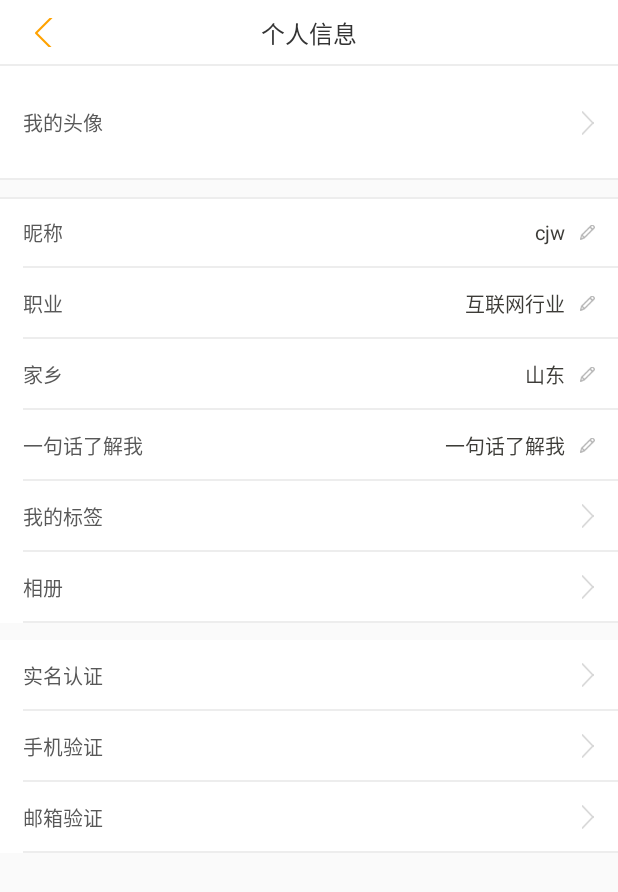
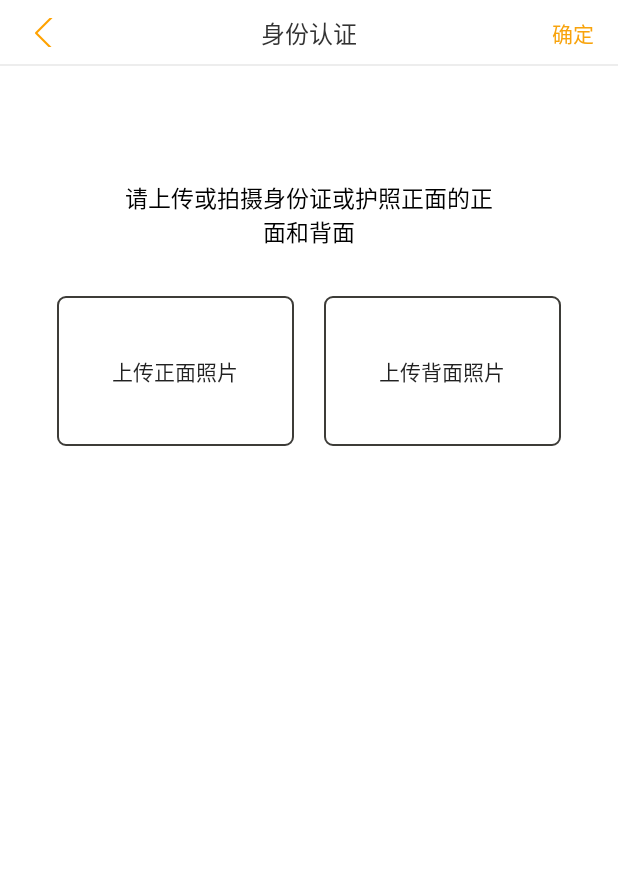
Before and after one commit to cjwmusic/TTravel, an Android app: the MeDetailActivity screen opened directly, with no data from a screen before it, after a tap on "实名认证", on a phone screen of 412 x 824 dp. Shown: the top 892 px of the screen. Run offline under Robolectric (Android 15) with nearby library versions, the phone set to English and light mode, and no system bars; our stand-ins replace ButterKnife; libraries missing offline, so code that uses them is left out: com.alibaba.fastjson, com.bigkoo.svprogresshud, com.facebook.drawee, com.kaopiz.kprogresshud; plain views replace SimpleDraweeView; pictures from the network do not load; 1 statement that could not run was skipped.

Commit message:
完善我的界面.

```diff
--- a/app/src/main/AndroidManifest.xml
+++ b/app/src/main/AndroidManifest.xml
@@ -57,6 +57,9 @@
         <activity android:name=".service.my.activity.MeDetailActivity" android:theme="@style/AppTheme.NoActionBar"></activity>
         <activity android:name=".service.my.activity.RealNameCertActivity" android:theme="@style/AppTheme.NoActionBar"></activity>
 
+        <activity android:name=".service.my.activity.TTAboutActivity" android:theme="@style/AppTheme.NoActionBar"></activity>
+
+
         <!-- 实时通信模块、推送（若使用该功能，需添加以下声明）START -->
         <service android:name="com.avos.avoscloud.PushService"/>
         <receiver android:name="com.avos.avoscloud.AVBroadcastReceiver">
--- a/app/src/main/java/com/wukong/ttravel/Base/TTApplication.java
+++ b/app/src/main/java/com/wukong/ttravel/Base/TTApplication.java
@@ -27,6 +27,7 @@ import com.wukong.ttravel.service.home.activity.CommentListActivity;
 import com.wukong.ttravel.service.home.activity.TailorIndexActivity;
 import com.wukong.ttravel.service.login.activity.LoginActivity;
 import com.wukong.ttravel.service.message.activity.ChatActivity;
+import com.wukong.ttravel.service.my.activity.TTAboutActivity;
 
 import java.util.Arrays;
 import java.util.HashMap;
@@ -147,6 +148,8 @@ public class TTApplication  extends Application{
         Router.sharedRouter().map("tailorIndex/:id", TailorIndexActivity.class);
         Router.sharedRouter().map("commentList/:id", CommentListActivity.class);
         Router.sharedRouter().map("discoverDetail/:id/:title", DiscoverDetailActivity.class);
+        Router.sharedRouter().map("about/:id/:title", TTAboutActivity.class);
+
         Router.sharedRouter().map("doLogin", LoginActivity.class);
 
 
--- a/app/src/main/java/com/wukong/ttravel/service/my/activity/MeDetailActivity.java
+++ b/app/src/main/java/com/wukong/ttravel/service/my/activity/MeDetailActivity.java
@@ -1,5 +1,6 @@
 package com.wukong.ttravel.service.my.activity;
 
+import android.content.Intent;
 import android.os.Bundle;
 import android.view.View;
 import android.widget.TextView;
@@ -84,7 +85,9 @@ public class MeDetailActivity extends BaseActivity{
     TextView nameNoCertLabel;
     @OnClick(R.id.me_realname_cert)
     void onClickRealNameCertCell(View v) {
-
+        Intent intent = new Intent();
+        intent.setClass(this,RealNameCertActivity.class);
+        startActivity(intent);
     }
 
     //手机认证
--- a/app/src/main/java/com/wukong/ttravel/service/my/activity/RealNameCertActivity.java
+++ b/app/src/main/java/com/wukong/ttravel/service/my/activity/RealNameCertActivity.java
@@ -1,16 +1,44 @@
 package com.wukong.ttravel.service.my.activity;
 
 import android.os.Bundle;
+import android.view.View;
+import android.widget.Button;
 
 import com.wukong.ttravel.Base.BaseActivity;
+import com.wukong.ttravel.R;
+
+import butterknife.Bind;
+import butterknife.ButterKnife;
+import butterknife.OnClick;
 
 /**
  * Created by wukong on 3/14/16.
  */
 public class RealNameCertActivity extends BaseActivity{
+
+    @Bind(R.id.front_photo_button)
+    Button fontPhotoButton;
+    @Bind(R.id.back_photo_button)
+    Button backPhotoButton;
+
+    @OnClick(R.id.front_photo_button)
+    void onClickFront(View v) {
+
+
+    }
+
+    @OnClick(R.id.back_photo_button)
+    void onClickBack(View v) {
+
+
+    }
+
+
+
     @Override
     protected void onCreate(Bundle savedInstanceState) {
         super.onCreate(savedInstanceState);
-
+        setContentView(R.layout.activity_real_name_cert);
+        ButterKnife.bind(this);
     }
 }
--- /dev/null
+++ b/app/src/main/res/drawable/button_style3.xml
@@ -0,0 +1,15 @@
+<?xml version="1.0" encoding="utf-8"?>
+<shape xmlns:android="http://schemas.android.com/apk/res/android"
+    android:shape="rectangle" >
+
+    <!-- 填充的颜色：这里设置背景透明 -->
+    <solid android:color="@android:color/transparent" />
+    <!-- 边框的颜色 ：不能和窗口背景色一样-->
+    <stroke
+        android:width="1dp"
+        android:color="@color/grayLevel6" />
+    <!-- 设置按钮的四个角为弧形 -->
+    <!-- android:radius 弧形的半径 -->
+    <corners android:radius="5dip" />
+
+</shape>
--- /dev/null
+++ b/app/src/main/res/layout/activity_real_name_cert.xml
@@ -0,0 +1,109 @@
+<?xml version="1.0" encoding="utf-8"?>
+<LinearLayout xmlns:android="http://schemas.android.com/apk/res/android"
+    android:orientation="vertical" android:layout_width="match_parent"
+    android:layout_height="match_parent"
+    android:background="@color/write_bg">
+
+    <!-- titleBar-->
+    <RelativeLayout
+        android:layout_width="fill_parent"
+        android:layout_height="@dimen/action_bar_height"
+        android:background="@color/write_bg">
+
+        <LinearLayout
+            android:id="@+id/action_bar_button_back"
+            android:layout_width="60dp"
+            android:layout_height="fill_parent"
+            android:background="@null"
+            android:gravity="center"
+            android:onClick="handleBack"
+            >
+
+            <ImageView
+                android:layout_width="19dp"
+                android:layout_height="19dp"
+                android:scaleType="center"
+                android:src="@drawable/back"
+                android:textColor="@color/black"
+                android:textSize="15dp"
+                />
+
+        </LinearLayout>
+
+        <TextView
+            android:id="@+id/action_bar_title"
+            android:layout_width="wrap_content"
+            android:layout_height="fill_parent"
+            android:layout_centerHorizontal="true"
+            android:layout_centerVertical="true"
+            android:layout_marginLeft="80dp"
+            android:layout_marginRight="80dp"
+            android:ellipsize="end"
+            android:gravity="center"
+            android:singleLine="true"
+            android:textColor="@color/blackLevel2"
+            android:text="身份认证"
+            android:textSize="16dp" />
+
+        <Button
+            android:id="@+id/do_ok_button"
+            android:layout_width="60dp"
+            android:layout_height="fill_parent"
+            android:layout_alignParentRight="true"
+            android:background="@null"
+            android:gravity="center"
+            android:textColor="@color/yellowLevel2"
+            android:text="确定"
+            android:textSize="14dp" />
+
+        <TextView
+            android:layout_width="match_parent"
+            android:layout_height="1dp"
+            android:layout_alignBottom="@id/do_ok_button"
+            android:background="@color/gray_bg"/>
+
+    </RelativeLayout>
+
+    <TextView
+        android:layout_width="match_parent"
+        android:layout_height="wrap_content"
+        android:layout_marginTop="76dp"
+        android:layout_marginLeft="77dp"
+        android:layout_marginRight="77dp"
+        android:textColor="@color/black"
+        android:textSize="15sp"
+        android:gravity="center"
+        android:text="请上传或拍摄身份证或护照正面的正面和背面"
+        />
+
+    <LinearLayout
+        android:layout_width="match_parent"
+        android:layout_height="100dp"
+        android:orientation="horizontal"
+        android:layout_marginTop="32dp">
+        <Button
+            android:id="@+id/front_photo_button"
+            android:layout_width="wrap_content"
+            android:layout_height="100dp"
+            android:layout_marginLeft="38dp"
+            android:layout_marginRight="10dp"
+            android:layout_weight="1"
+            android:background="@drawable/button_style3"
+            android:text="上传正面照片"
+            />
+
+        <Button
+            android:id="@+id/back_photo_button"
+            android:layout_width="wrap_content"
+            android:layout_height="match_parent"
+            android:layout_marginRight="38dp"
+            android:layout_marginLeft="10dp"
+            android:background="@drawable/button_style3"
+            android:layout_weight="1"
+            android:text="上传背面照片"/>
+
+
+    </LinearLayout>
+
+
+</LinearLayout>
--- a/app/src/main/res/values/colors.xml
+++ b/app/src/main/res/values/colors.xml
@@ -25,6 +25,7 @@
     <color name="grayLevel6">#3d3c38</color>
 
 
+
     <color name="tab_bg">#fafafa</color>
     <color name="write_bg">#ffffff</color>
 
```
Also changed, not shown: app/src/main/java/com/wukong/ttravel/service/home/model/Comment.java (+8 -0 lines), app/src/main/java/com/wukong/ttravel/service/my/activity/MeCommentActivity.java (added, +77 -0 lines), app/src/main/java/com/wukong/ttravel/service/my/activity/TTAboutActivity.java (added, +86 -0 lines), app/src/main/java/com/wukong/ttravel/service/my/adapter/MeCommentsAdapter.java (added, +86 -0 lines), app/src/main/java/com/wukong/ttravel/service/my/fragment/MeFragment.java (+5 -2 lines), app/src/main/res/layout/activity_me_comment.xml (added, +101 -0 lines), app/src/main/res/layout/me_comment_item.xml (added, +122 -0 lines).
